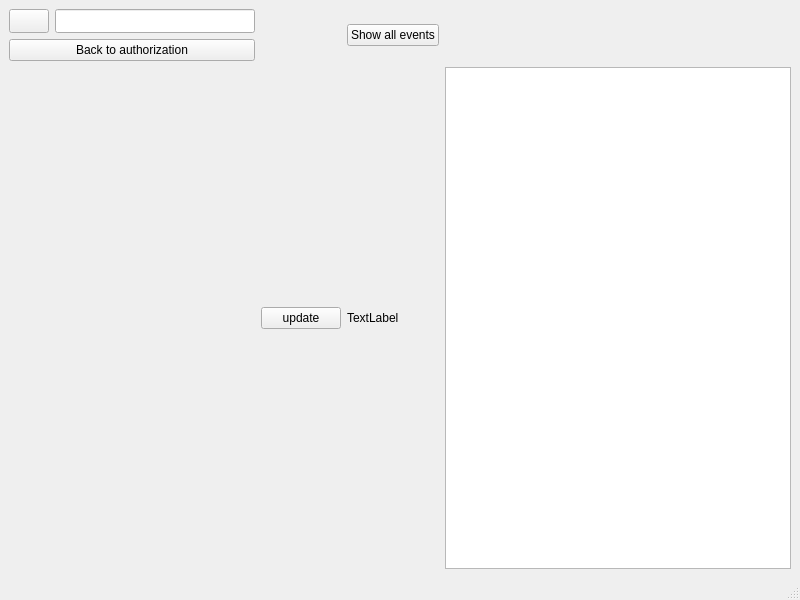
Above: OrderTickets/mainmenu.ui from N3wm1e/Hustle_Rep before the change. Below: the same form after it.
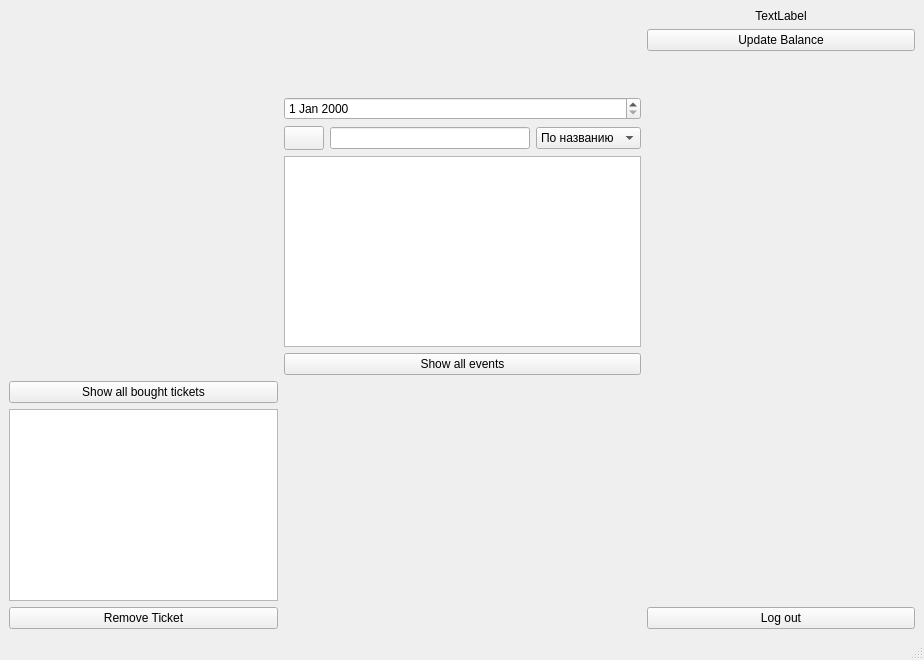
That is the form after the change.

Patch:
```diff
--- a/OrderTickets/mainmenu.ui
+++ b/OrderTickets/mainmenu.ui
@@ -6,8 +6,8 @@
    <rect>
     <x>0</x>
     <y>0</y>
-    <width>800</width>
-    <height>600</height>
+    <width>924</width>
+    <height>660</height>
    </rect>
   </property>
   <property name="windowTitle">
@@ -15,29 +15,100 @@
   </property>
   <widget class="QWidget" name="centralwidget">
    <layout class="QGridLayout" name="gridLayout">
-    <item row="0" column="4">
-     <spacer name="horizontalSpacer">
+    <item row="6" column="2">
+     <spacer name="verticalSpacer">
       <property name="orientation">
-       <enum>Qt::Horizontal</enum>
+       <enum>Qt::Vertical</enum>
       </property>
       <property name="sizeHint" stdset="0">
        <size>
-        <width>40</width>
-        <height>20</height>
+        <width>20</width>
+        <height>40</height>
        </size>
       </property>
      </spacer>
     </item>
-    <item row="1" column="2">
-     <widget class="QLabel" name="label">
+    <item row="3" column="1">
+     <widget class="QDateEdit" name="searchDate"/>
+    </item>
+    <item row="0" column="2">
+     <widget class="QLabel" name="balanceLabel">
       <property name="text">
        <string>TextLabel</string>
       </property>
+      <property name="alignment">
+       <set>Qt::AlignCenter</set>
+      </property>
      </widget>
     </item>
-    <item row="0" column="0">
-     <layout class="QFormLayout" name="formLayout">
-      <item row="0" column="0">
+    <item row="7" column="0">
+     <widget class="QPushButton" name="removeTicketButton">
+      <property name="text">
+       <string>Remove Ticket</string>
+      </property>
+     </widget>
+    </item>
+    <item row="1" column="2">
+     <widget class="QPushButton" name="updateBalanceBtn">
+      <property name="text">
+       <string>Update Balance</string>
+      </property>
+     </widget>
+    </item>
+    <item row="6" column="0">
+     <widget class="QListWidget" name="ticketsList"/>
+    </item>
+    <item row="2" column="1">
+     <spacer name="verticalSpacer_2">
+      <property name="orientation">
+       <enum>Qt::Vertical</enum>
+      </property>
+      <property name="sizeHint" stdset="0">
+       <size>
+        <width>20</width>
+        <height>40</height>
+       </size>
+      </property>
+     </spacer>
+    </item>
+    <item row="4" column="2">
+     <spacer name="horizontalSpacer_2">
+      <property name="orientation">
+       <enum>Qt::Horizontal</enum>
+      </property>
+      <property name="sizeHint" stdset="0">
+       <size>
+        <width>40</width>
+        <height>20</height>
+       </size>
+      </property>
+     </spacer>
+    </item>
+    <item row="4" column="0">
+     <spacer name="horizontalSpacer">
+      <property name="orientation">
+       <enum>Qt::Horizontal</enum>
+      </property>
+      <property name="sizeHint" stdset="0">
+       <size>
+        <width>40</width>
+        <height>20</height>
+       </size>
+      </property>
+     </spacer>
+    </item>
+    <item row="7" column="2">
+     <widget class="QPushButton" name="justButton">
+      <property name="text">
+       <string>Log out</string>
+      </property>
+     </widget>
+    </item>
+    <item row="4" column="1">
+     <layout class="QVBoxLayout" name="verticalLayout">
+      <item>
+       <layout class="QHBoxLayout" name="horizontalLayout">
+        <item>
        <widget class="QPushButton" name="searchButton">
         <property name="sizePolicy">
          <sizepolicy hsizetype="Fixed" vsizetype="Fixed">
@@ -56,13 +127,13 @@
         </property>
        </widget>
       </item>
-      <item row="0" column="1">
-       <widget class="QLineEdit" name="lineEdit">
+        <item>
+         <widget class="QLineEdit" name="searchInput">
         <property name="enabled">
          <bool>true</bool>
         </property>
         <property name="sizePolicy">
-         <sizepolicy hsizetype="Minimum" vsizetype="Minimum">
+           <sizepolicy hsizetype="Minimum" vsizetype="Fixed">
           <horstretch>0</horstretch>
           <verstretch>0</verstretch>
          </sizepolicy>
@@ -75,42 +146,38 @@
         </property>
        </widget>
       </item>
-      <item row="1" column="0" colspan="2">
-       <widget class="QPushButton" name="justButton">
+        <item>
+         <widget class="QComboBox" name="chooseSearch">
+          <item>
         <property name="text">
-         <string>Back to authorization</string>
-        </property>
+            <string>По названию</string>
+           </property>
+          </item>
+          <item>
+           <property name="text">
+            <string>По дате</string>
+           </property>
+          </item>
        </widget>
       </item>
      </layout>
     </item>
-    <item row="0" column="2">
+      <item>
+       <widget class="QListWidget" name="eventList"/>
+      </item>
+      <item>
      <widget class="QPushButton" name="showAllEventsButton">
       <property name="text">
        <string>Show all events</string>
       </property>
      </widget>
     </item>
-    <item row="1" column="0">
-     <spacer name="verticalSpacer">
-      <property name="orientation">
-       <enum>Qt::Vertical</enum>
-      </property>
-      <property name="sizeHint" stdset="0">
-       <size>
-        <width>20</width>
-        <height>40</height>
-       </size>
-      </property>
-     </spacer>
+     </layout>
     </item>
-    <item row="1" column="4">
-     <widget class="QListWidget" name="eventList"/>
-    </item>
-    <item row="1" column="1">
-     <widget class="QPushButton" name="pushButton">
+    <item row="5" column="0">
+     <widget class="QPushButton" name="showAllBoughtTickets">
       <property name="text">
-       <string>update</string>
+       <string>Show all bought tickets</string>
       </property>
      </widget>
     </item>
```
Left out of the diff: 2 changed lines with no effect on the pictures. Lines whose indentation alone changed are shown as unchanged.
